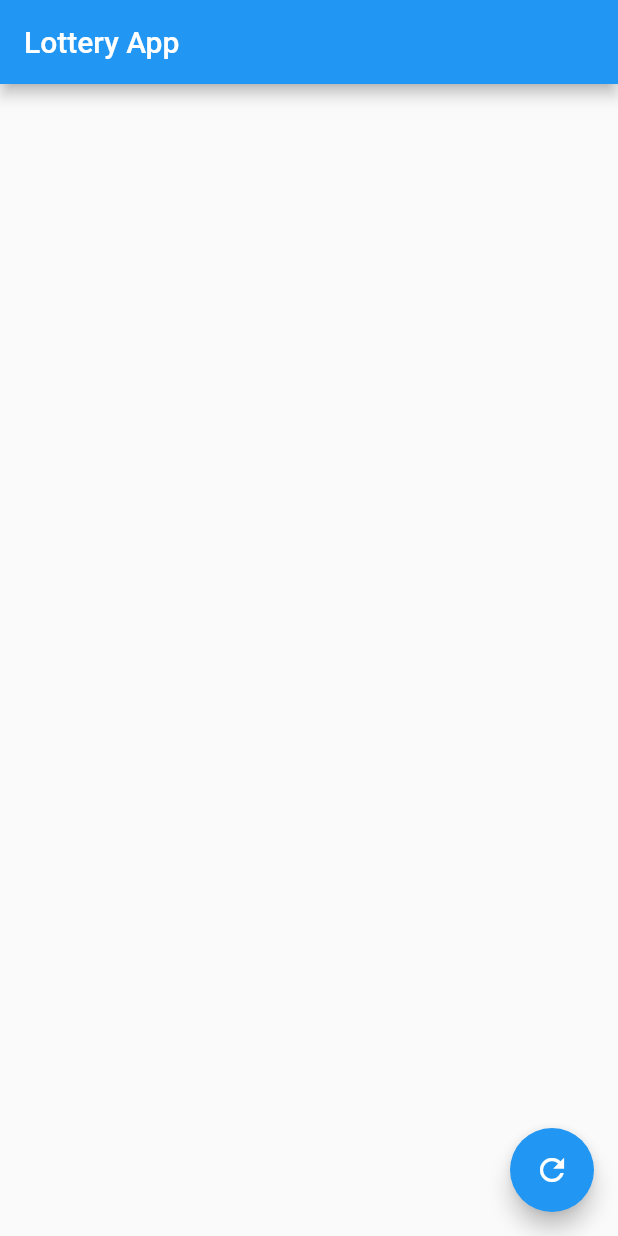
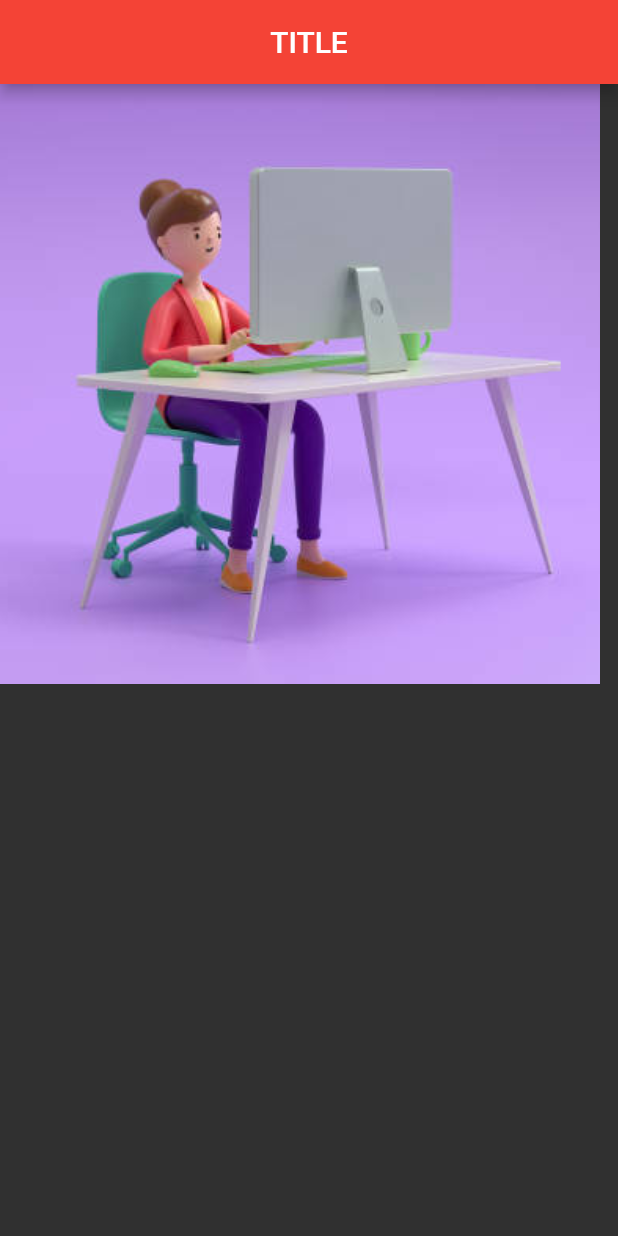
Before and after one commit to deepakp2411/myapp, a Flutter app: the screen it shows after launch, on a phone screen of 412 x 824 dp. Run offline on Flutter 3.47's test engine with Material 2 defaults, Android fonts, the phone set to English and light mode, and no system bars.

Commit message:
some changes

```diff
--- a/myfirstapp/lib/main.dart
+++ b/myfirstapp/lib/main.dart
@@ -1,33 +1,21 @@
 import 'package:flutter/material.dart';
+import 'package:myfirstapp/screens/dashboard.dart';
 
 void main() {
   runApp(MyApp());
 }
 
-class MyApp extends StatefulWidget {
+class MyApp extends StatelessWidget {
   const MyApp({super.key});
 
-  @override
-  State<MyApp> createState() => _MyAppState();
-}
-
-class _MyAppState extends State<MyApp> {
   @override
   Widget build(BuildContext context) {
     return MaterialApp(
       debugShowCheckedModeBanner: false,
-      home: Scaffold(
-        appBar: AppBar(
-          title: Text('Lottery App'),
-        ),
-        body: Column(),
-        floatingActionButton: FloatingActionButton(
-          onPressed:() {
-            print('Tab');
-          },
-          child: Icon(Icons.refresh),
-        ),
-      ),
+      themeMode: ThemeMode.dark,
+      darkTheme: ThemeData.dark(),
+      title: 'Hey i Am',
+      home: Dashboard()
     );
   }
 }
--- /dev/null
+++ b/myfirstapp/lib/screens/about.dart
@@ -0,0 +1 @@
+import 'package:flutter/material.dart';
--- /dev/null
+++ b/myfirstapp/lib/screens/dashboard.dart
@@ -0,0 +1,19 @@
+import 'dart:math';
+
+import 'package:flutter/material.dart';
+
+class Dashboard extends StatelessWidget {
+  const Dashboard({super.key});
+
+  @override
+  Widget build(BuildContext context) {
+    return Scaffold(
+      appBar: AppBar(
+        backgroundColor: Colors.red,
+        title: Center(child: Text('Title'.toUpperCase())),
+      ),
+      body: Image(image: AssetImage("assets/img2.jpg"),width: 400,height: 400,fit: BoxFit.cover,),
+
+    );
+  }
+}
--- a/myfirstapp/pubspec.yaml
+++ b/myfirstapp/pubspec.yaml
@@ -62,6 +62,7 @@ flutter:
   # To add assets to your application, add an assets section, like this:
   assets:
     - assets/skills.webp
+    - assets/img2.jpg
 
 
   # An image asset can refer to one or more resolution-specific "variants", see
```
Also changed, not shown: myfirstapp/assets/img2.jpg (added).
